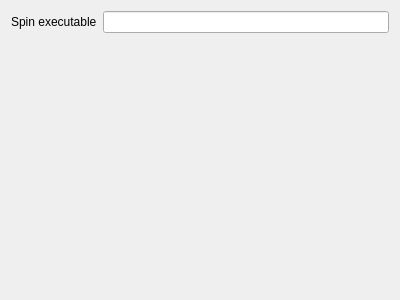
Old version of the form src/qtcreator/spacecreatorplugin/options/tmcoptionswidget.ui in the repository esa/spacecreator.
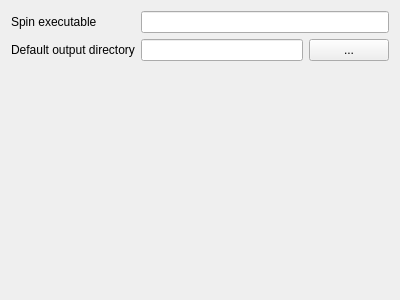
New version of the form.

Commit message: Add default spin directory chooser to options UI

```diff
--- a/src/qtcreator/spacecreatorplugin/options/tmcoptionswidget.ui
+++ b/src/qtcreator/spacecreatorplugin/options/tmcoptionswidget.ui
@@ -21,10 +21,27 @@
      </property>
     </widget>
    </item>
-   <item row="0" column="1">
+   <item row="0" column="1" colspan="2">
     <widget class="QLineEdit" name="spinExecutableLineEdit"/>
    </item>
+   <item row="1" column="0">
+    <widget class="QLabel" name="label_2">
+     <property name="text">
+      <string>Default output directory</string>
+     </property>
+    </widget>
+   </item>
    <item row="1" column="1">
+    <widget class="QLineEdit" name="outputDirLineEdit"/>
+   </item>
+   <item row="1" column="2">
+    <widget class="QPushButton" name="pathButton">
+     <property name="text">
+      <string>...</string>
+     </property>
+    </widget>
+   </item>
+   <item row="2" column="1">
     <spacer name="verticalSpacer">
      <property name="orientation">
       <enum>Qt::Vertical</enum>
```
